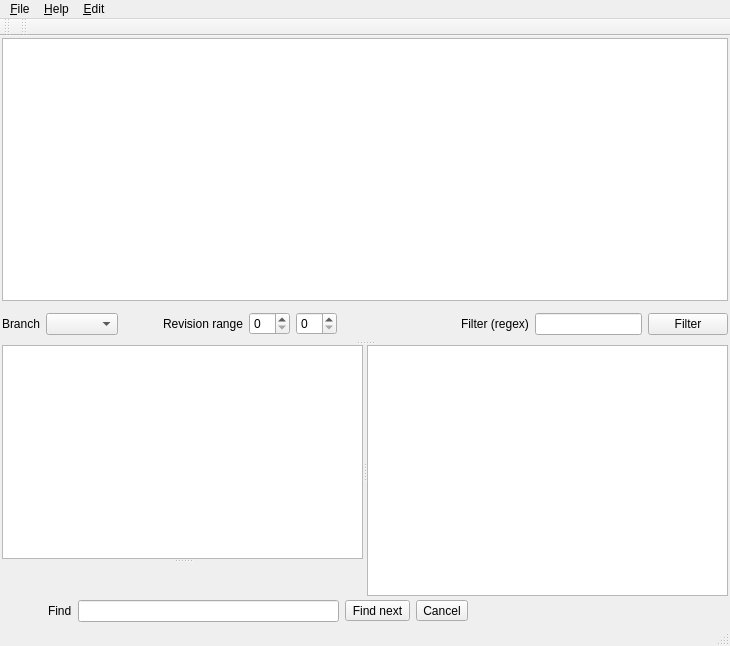
Above: hgview/qt4/hgview.ui from TyberiusPrime/hgview before the change. Below: the same form after it.
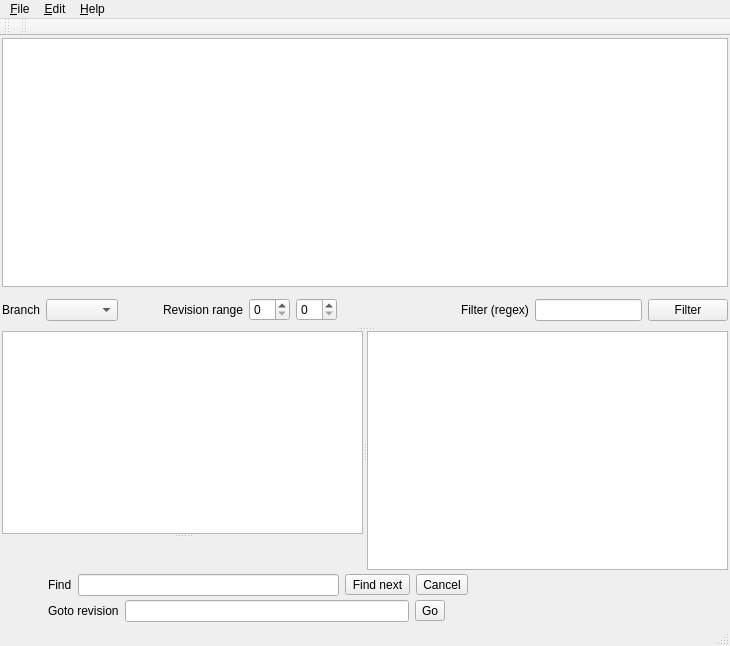
That is the form after the change. Icons and pictures are not drawn.

Commit message: Add a "goto revision" action (Ctrl+G) to go directly to a given rev (by id, hex or tag)

```diff
--- a/hgview/qt4/hgview.ui
+++ b/hgview/qt4/hgview.ui
@@ -243,6 +243,65 @@
       </layout>
      </widget>
     </item>
+    <item>
+     <widget class="QFrame" name="goto_frame" >
+      <property name="frameShape" >
+       <enum>QFrame::NoFrame</enum>
+      </property>
+      <property name="frameShadow" >
+       <enum>QFrame::Raised</enum>
+      </property>
+      <layout class="QHBoxLayout" name="horizontalLayout_3" >
+       <property name="margin" >
+        <number>0</number>
+       </property>
+       <item>
+        <widget class="QPushButton" name="close_goto_toolButton" >
+         <property name="text" >
+          <string/>
+         </property>
+         <property name="icon" >
+          <iconset resource="hgview.qrc" >
+           <normaloff>:/icons/close.png</normaloff>:/icons/close.png</iconset>
+         </property>
+         <property name="flat" >
+          <bool>true</bool>
+         </property>
+        </widget>
+       </item>
+       <item>
+        <widget class="QLabel" name="label_5" >
+         <property name="text" >
+          <string>Goto revision</string>
+         </property>
+        </widget>
+       </item>
+       <item>
+        <widget class="QLineEdit" name="entry_goto" />
+       </item>
+       <item>
+        <widget class="QToolButton" name="button_goto" >
+         <property name="text" >
+          <string>Go</string>
+         </property>
+        </widget>
+       </item>
+       <item>
+        <spacer name="horizontalSpacer_3" >
+         <property name="orientation" >
+          <enum>Qt::Horizontal</enum>
+         </property>
+         <property name="sizeHint" stdset="0" >
+          <size>
+           <width>279</width>
+           <height>20</height>
+          </size>
+         </property>
+        </spacer>
+       </item>
+      </layout>
+     </widget>
+    </item>
    </layout>
   </widget>
   <widget class="QMenuBar" name="menubar" >
@@ -276,8 +335,8 @@
     <addaction name="action_Find" />
    </widget>
    <addaction name="menuFile" />
-   <addaction name="menuHelp" />
    <addaction name="menu_Edit" />
+   <addaction name="menuHelp" />
   </widget>
   <widget class="QStatusBar" name="statusbar" >
    <property name="geometry" >
```
Left out of the diff: 29 changed lines with no effect on the pictures. The commit also changes 1 other file.
